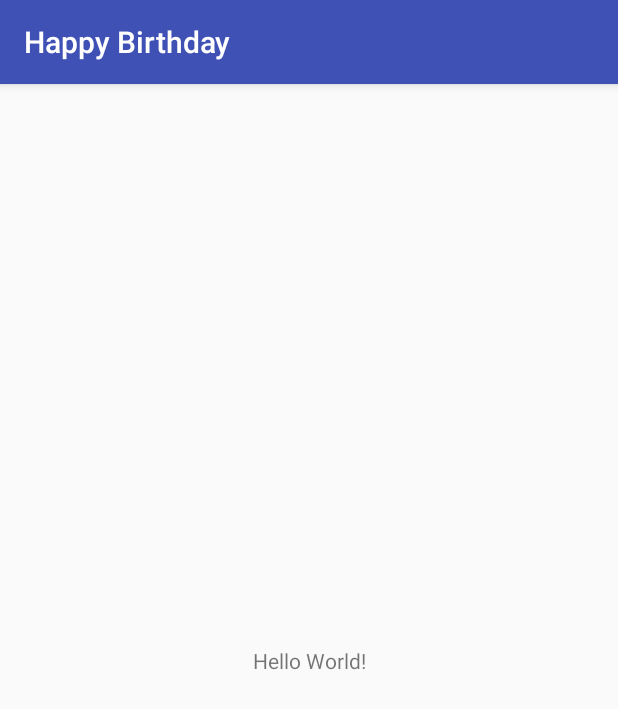
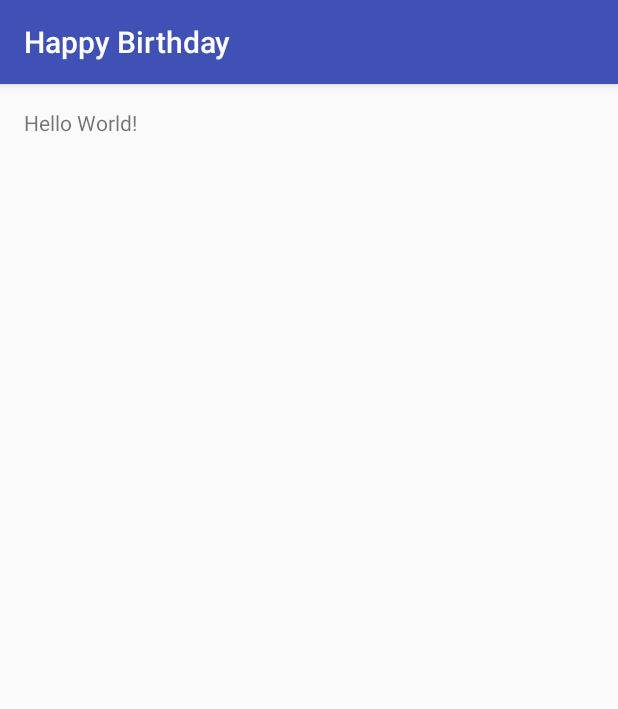
Before and after one commit to LiraNeto/1TutorialAndroid, an Android app: the screen it shows after launch (MainActivity), on a phone screen of 412 x 824 dp. Shown: the top 709 px of the screen. Run offline under Robolectric (Android 15) with nearby library versions, the phone set to English and light mode, and no system bars.

Commit message:
Deixando igual ao tutorial

```diff
--- a/app/src/main/res/layout/activity_main.xml
+++ b/app/src/main/res/layout/activity_main.xml
@@ -1,18 +1,17 @@
 <?xml version="1.0" encoding="utf-8"?>
-<android.support.constraint.ConstraintLayout xmlns:android="http://schemas.android.com/apk/res/android"
-    xmlns:app="http://schemas.android.com/apk/res-auto"
+<RelativeLayout
+    xmlns:android="http://schemas.android.com/apk/res/android"
     xmlns:tools="http://schemas.android.com/tools"
     android:layout_width="match_parent"
     android:layout_height="match_parent"
+    android:paddingBottom="16dp"
+    android:paddingLeft="16dp"
+    android:paddingRight="16dp"
+    android:paddingTop="16dp"
     tools:context="com.example.android.happybirthday.MainActivity">
 
     <TextView
         android:layout_width="wrap_content"
         android:layout_height="wrap_content"
-        android:text="Hello World!"
-        app:layout_constraintBottom_toBottomOf="parent"
-        app:layout_constraintLeft_toLeftOf="parent"
-        app:layout_constraintRight_toRightOf="parent"
-        app:layout_constraintTop_toTopOf="parent" />
-
-</android.support.constraint.ConstraintLayout>
+        android:text="Hello World!" />
+</RelativeLayout>
```
